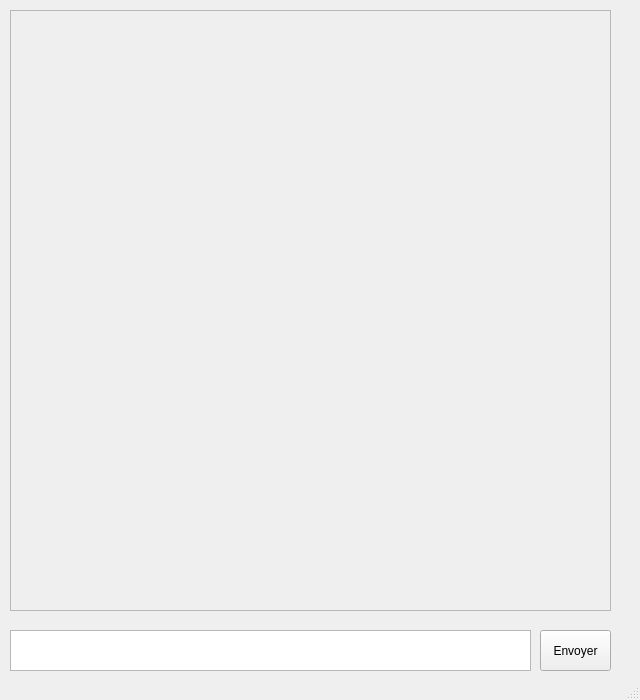
First picture: the form in mainwindow.ui, repository ClementAsbert/ChatAide, before the edit.
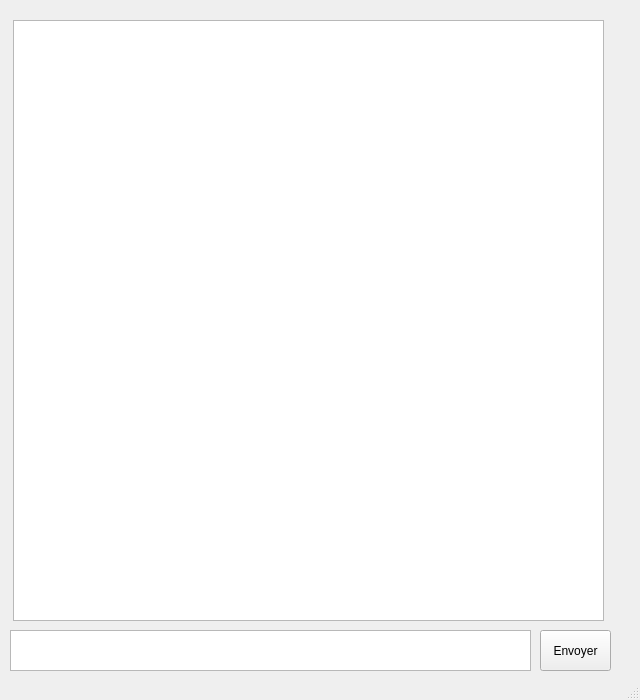
Second picture: the form after the edit.

Commit message: remplacement Scroll Area par un textEdit + focntion du bouton envoyer test

Patch:
```diff
--- a/mainwindow.ui
+++ b/mainwindow.ui
@@ -49,28 +49,15 @@
      <string>Envoyer</string>
     </property>
    </widget>
-   <widget class="QScrollArea" name="scrollArea">
+   <widget class="QTextEdit" name="textEdit">
     <property name="geometry">
      <rect>
-      <x>10</x>
-      <y>10</y>
-      <width>601</width>
+      <x>13</x>
+      <y>20</y>
+      <width>591</width>
       <height>601</height>
      </rect>
     </property>
-    <property name="widgetResizable">
-     <bool>true</bool>
-    </property>
-    <widget class="QWidget" name="scrollAreaWidgetContents">
-     <property name="geometry">
-      <rect>
-       <x>0</x>
-       <y>0</y>
-       <width>599</width>
-       <height>599</height>
-      </rect>
-     </property>
-    </widget>
    </widget>
   </widget>
   <widget class="QStatusBar" name="statusbar"/>
```
The commit also changes 2 other files.
